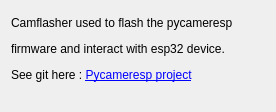
Qt form tools/camflasher/dialogabout.ui (remibert/pycameresp) before a commit.
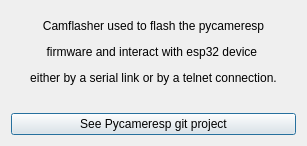
The same form after that commit.

Commit message: Fixing cursor move problem and add link to pycameresp into about dialog box

Diff of the .ui file:
```diff
--- a/tools/camflasher/dialogabout.ui
+++ b/tools/camflasher/dialogabout.ui
@@ -6,8 +6,8 @@
    <rect>
     <x>0</x>
     <y>0</y>
-    <width>276</width>
-    <height>112</height>
+    <width>307</width>
+    <height>146</height>
    </rect>
   </property>
   <property name="windowTitle">
@@ -17,7 +17,7 @@
    <item row="0" column="0">
     <widget class="QLabel" name="text">
      <property name="text">
-      <string>&lt;html&gt;&lt;head/&gt;&lt;body&gt;&lt;p align=&quot;justify&quot;&gt;Camflasher used to flash the pycameresp&lt;/p&gt;&lt;p align=&quot;justify&quot;&gt; firmware and interact with esp32 device. &lt;/p&gt;&lt;p align=&quot;justify&quot;&gt;See git here : &lt;a href=&quot;https://github.com/remibert/pycameresp&quot;&gt;&lt;span style=&quot; text-decoration: underline; color:#0000ff;&quot;&gt;Pycameresp project&lt;/span&gt;&lt;/a&gt;&lt;br/&gt;&lt;/p&gt;&lt;/body&gt;&lt;/html&gt;</string>
+      <string>&lt;html&gt;&lt;head/&gt;&lt;body&gt;&lt;p&gt;Camflasher used to flash the pycameresp&lt;/p&gt;&lt;p&gt;firmware and interact with esp32 device &lt;/p&gt;&lt;p&gt;either by a serial link or by a telnet connection.&lt;br/&gt;&lt;/p&gt;&lt;/body&gt;&lt;/html&gt;</string>
      </property>
      <property name="textFormat">
       <enum>Qt::RichText</enum>
@@ -33,6 +33,13 @@
      </property>
     </widget>
    </item>
+   <item row="1" column="0">
+    <widget class="QPushButton" name="gitProject">
+     <property name="text">
+      <string>See Pycameresp git project</string>
+     </property>
+    </widget>
+   </item>
   </layout>
  </widget>
  <resources/>
```
The commit also changes 6 other files.
